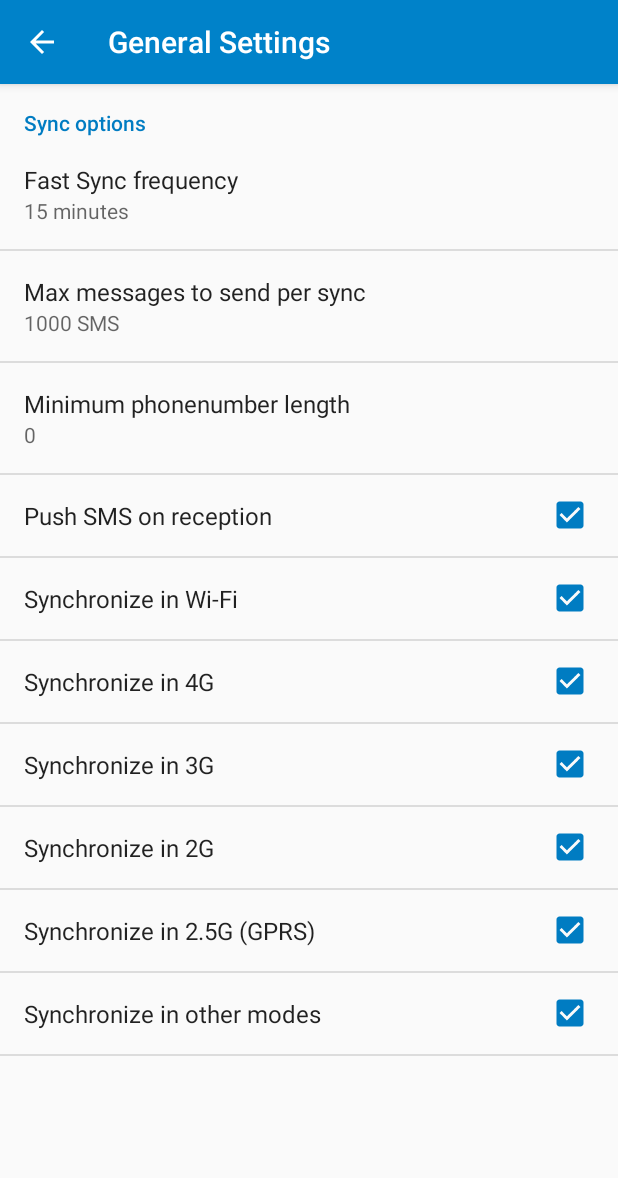
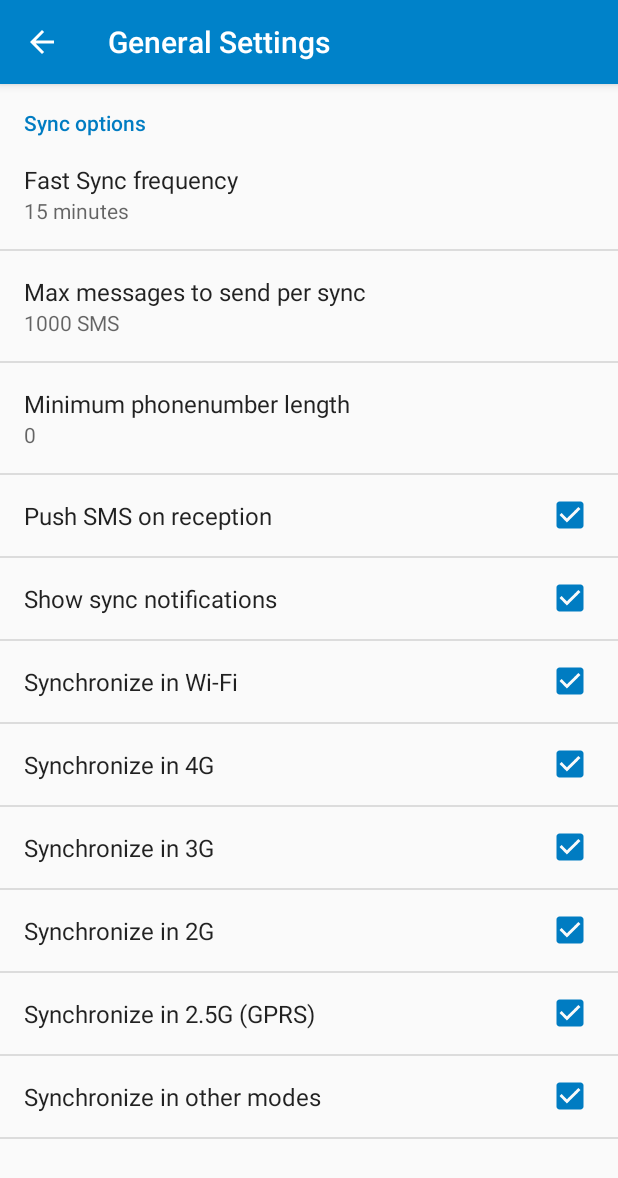
Before and after one commit to nerzhul/ncsms-android, an Android app: the MainActivity screen opened directly, with no data from a screen before it, after a tap on "Settings", on a phone screen of 412 x 824 dp. Shown: the top 1178 px of the screen. Run offline under Robolectric (Android 15) with nearby library versions, the phone set to English and light mode, and no system bars; 1 other tap on this screen came first.

Commit message:
Add an option to disable sync notification
Fix #150

```diff
--- a/src/main/java/fr/unix_experience/owncloud_sms/activities/OCSMSSettingsActivity.java
+++ b/src/main/java/fr/unix_experience/owncloud_sms/activities/OCSMSSettingsActivity.java
@@ -77,6 +77,7 @@ public class OCSMSSettingsActivity extends VirtualSettingsActivity {
 
 		// Bind our boolean preferences
 		VirtualSettingsActivity._boolPrefs.add(new BindObjectPref("push_on_receive", DefaultPrefs.pushOnReceive));
+		VirtualSettingsActivity._boolPrefs.add(new BindObjectPref("show_sync_notifications", DefaultPrefs.showSyncNotifications));
 		VirtualSettingsActivity._boolPrefs.add(new BindObjectPref("sync_wifi", DefaultPrefs.syncWifi));
 		VirtualSettingsActivity._boolPrefs.add(new BindObjectPref("sync_4g", DefaultPrefs.sync4G));
 		VirtualSettingsActivity._boolPrefs.add(new BindObjectPref("sync_3g", DefaultPrefs.sync3G));
@@ -95,7 +96,7 @@ public class OCSMSSettingsActivity extends VirtualSettingsActivity {
 
 	protected void handleCheckboxPreference(String key, Boolean value) {
 		// Network types allowed for sync
-		if ("push_on_receive".equals(key) ||
+		if ("push_on_receive".equals(key) || "show_sync_notifications".equals(key) ||
 				"sync_wifi".equals(key) || "sync_2g".equals(key) ||
 				"sync_3g".equals(key) || "sync_gprs".equals(key) ||
 				"sync_4g".equals(key) || "sync_others".equals(key)) {
--- a/src/main/java/fr/unix_experience/owncloud_sms/defines/DefaultPrefs.java
+++ b/src/main/java/fr/unix_experience/owncloud_sms/defines/DefaultPrefs.java
@@ -4,6 +4,7 @@ public class DefaultPrefs {
 	public final static Integer syncInterval = 15;
     public final static Integer minimumCharsForSync = 0;
 	public final static Boolean pushOnReceive = true;
+	public final static Boolean showSyncNotifications = true;
 
 	public final static Boolean syncWifi = true;
 	public final static Boolean sync2G = true;
--- a/src/main/java/fr/unix_experience/owncloud_sms/prefs/OCSMSSharedPrefs.java
+++ b/src/main/java/fr/unix_experience/owncloud_sms/prefs/OCSMSSharedPrefs.java
@@ -43,6 +43,10 @@ public class OCSMSSharedPrefs extends SharedPrefs {
 		return _sPrefs.getBoolean("push_on_receive", DefaultPrefs.pushOnReceive);
 	}
 
+	public Boolean showSyncNotifications() {
+		return _sPrefs.getBoolean("show_sync_notifications", DefaultPrefs.showSyncNotifications);
+	}
+
 	public Boolean syncInWifi() {
 		return _sPrefs.getBoolean("sync_wifi", DefaultPrefs.syncWifi);
 	}
--- a/src/main/res/values/strings.xml
+++ b/src/main/res/values/strings.xml
@@ -258,4 +258,5 @@
     <string name="reinit_sync_cursor_confirm">Are you sure you want to reinitialize the synchronization cursor ? This can slowdown the next synchronisation if we found many old messages not synced with server.</string>
     <string name="yes_confirm">Yes</string>
     <string name="no_confirm">No</string>
+    <string name="pref_show_sync_notifications">Show sync notifications</string>
 </resources>
--- a/src/main/res/xml/pref_data_sync.xml
+++ b/src/main/res/xml/pref_data_sync.xml
@@ -31,6 +31,12 @@
         android:layout_height="wrap_content"
         android:key="push_on_receive"
         android:title="@string/pref_push_on_receive" />
+    <CheckBoxPreference android:id="@+id/checkbox_show_sync_notifications"
+        android:defaultValue="true"
+        android:layout_width="wrap_content"
+        android:layout_height="wrap_content"
+        android:key="show_sync_notifications"
+        android:title="@string/pref_show_sync_notifications" />
     <CheckBoxPreference android:id="@+id/checkbox_sync_wifi"
         android:defaultValue="true"
         android:layout_width="wrap_content"
```
Also changed, not shown: src/main/java/fr/unix_experience/owncloud_sms/activities/MainActivity.java (+20 -13 lines), src/main/java/fr/unix_experience/owncloud_sms/sync_adapters/SmsSyncAdapter.java (+6 -2 lines), 3 other files.
